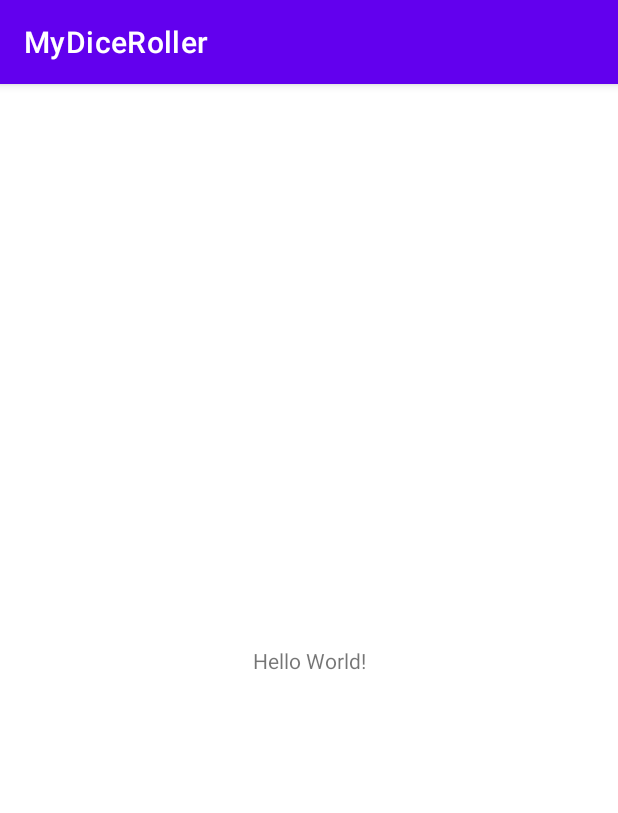
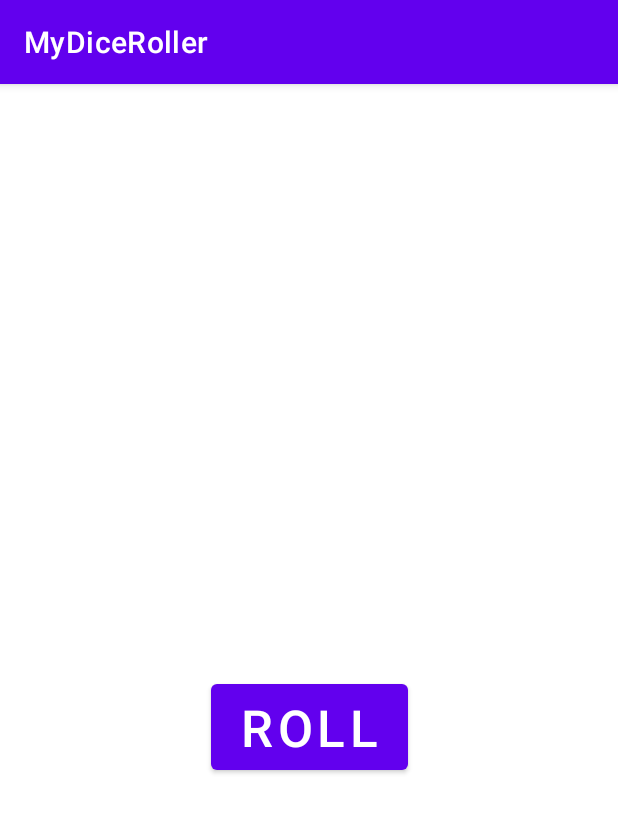
Before and after one commit to JDgomez2002/Lab4_Moviles, an Android app: the screen it shows after launch (MainActivity), on a phone screen of 412 x 824 dp. Shown: the top 813 px of the screen. Run offline under Robolectric (Android 15) with nearby library versions, the phone set to English and light mode, and no system bars.

Commit message:
DiceRollerApp

```diff
--- a/MyDiceRoller/app/src/main/res/layout/activity_main.xml
+++ b/MyDiceRoller/app/src/main/res/layout/activity_main.xml
@@ -7,12 +7,23 @@
     tools:context=".MainActivity">
 
     <TextView
+        android:id="@+id/textView"
         android:layout_width="wrap_content"
         android:layout_height="wrap_content"
-        android:text="Hello World!"
         app:layout_constraintBottom_toBottomOf="parent"
         app:layout_constraintEnd_toEndOf="parent"
         app:layout_constraintStart_toStartOf="parent"
-        app:layout_constraintTop_toTopOf="parent" />
+        app:layout_constraintTop_toTopOf="parent"
+        tools:text="1" />
+
+    <Button
+        android:id="@+id/button"
+        android:layout_width="131dp"
+        android:layout_height="69dp"
+        android:text="@string/roll"
+        android:textSize="34sp"
+        app:layout_constraintEnd_toEndOf="parent"
+        app:layout_constraintStart_toStartOf="parent"
+        app:layout_constraintTop_toBottomOf="@+id/textView" />
 
 </androidx.constraintlayout.widget.ConstraintLayout>
--- a/MyDiceRoller/app/src/main/res/values/strings.xml
+++ b/MyDiceRoller/app/src/main/res/values/strings.xml
@@ -1,3 +1,4 @@
 <resources>
     <string name="app_name">MyDiceRoller</string>
+    <string name="roll">Roll</string>
 </resources>
```
Also changed, not shown: MyDiceRoller/app/src/main/java/com/jdgomez/mydiceroller/MainActivity.kt (+25 -0 lines).
